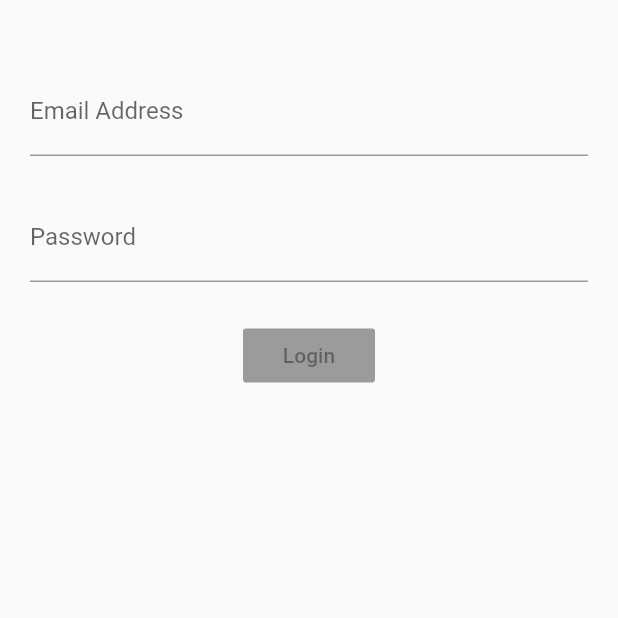
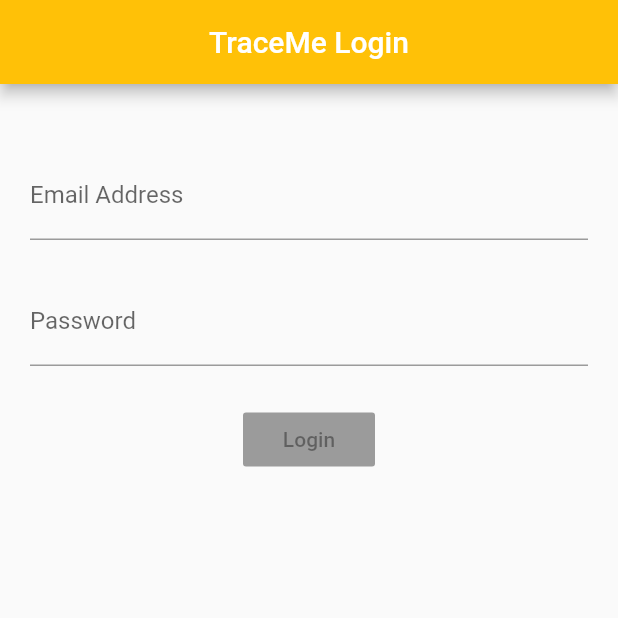
Before and after one commit to nazayer/Mobile, a Flutter app: the screen it shows after launch, on a phone screen of 412 x 824 dp, the top half of it. Run offline on Flutter 3.47's test engine with Material 2 defaults, Android fonts, the phone set to English and light mode, and no system bars; our stand-ins replace rxdart.

Commit message:
navigation 1

```diff
--- a/TraceMe/lib/src/UI/screens/LoginScreen.dart
+++ b/TraceMe/lib/src/UI/screens/login_screen.dart
@@ -6,7 +6,13 @@ class LoginScreen extends StatelessWidget {
   @override
   Widget build(BuildContext context) {
     final loginBloc = LoginProvider.of(context);
-    return Container(
+    return Scaffold(
+      appBar: AppBar(
+        centerTitle: true,
+        backgroundColor: Colors.amber,
+        title: Text("TraceMe Login"),
+      ),
+      body: Container(
         margin: EdgeInsets.all(20.0),
         child: Column(
           children: [
@@ -18,6 +24,7 @@ class LoginScreen extends StatelessWidget {
             Container(margin: EdgeInsets.only(top: 25.0)),
             submitButton(loginBloc),
           ],
+        ),
       ),
     );
   }
--- a/TraceMe/lib/src/app.dart
+++ b/TraceMe/lib/src/app.dart
@@ -1,4 +1,5 @@
-import 'package:TraceMe/src/UI/screens/LoginScreen.dart';
+import 'package:TraceMe/src/UI/screens/login_screen.dart';
+import 'package:TraceMe/src/UI/screens/home_screen.dart';
 import 'package:flutter/material.dart';
 import 'blocs/LoginProvider.dart';
 
@@ -8,11 +9,15 @@ class App extends StatelessWidget {
     return LoginProvider(
       child: MaterialApp(
         title: 'TraceMe',
-        home: Scaffold(
-            //appBar: AppBar(
-            //  title: Text("TraceMe dashboard"),
-            //),
-            body: LoginScreen()),
+        initialRoute: '/',
+        routes: {
+          '/': (context) => LoginScreen(),
+          '/main': (context) => HomeScreen(),
+          '/register': (context) => LoginScreen(),
+          '/forgotPassword': (context) => LoginScreen(),
+          '/notifications': (context) => LoginScreen(),
+          '/profile': (context) => LoginScreen()
+        },
       ),
     );
   }
```
Also changed, not shown: TraceMe/lib/src/UI/screens/home_screen.dart (renamed from TraceMe/lib/src/UI/screens/homeScreen_screen.dart, +10 -1 lines), TraceMe/lib/src/UI/screens/index.dart (+12 -0 lines). Lines whose indentation alone changed are shown as unchanged.
